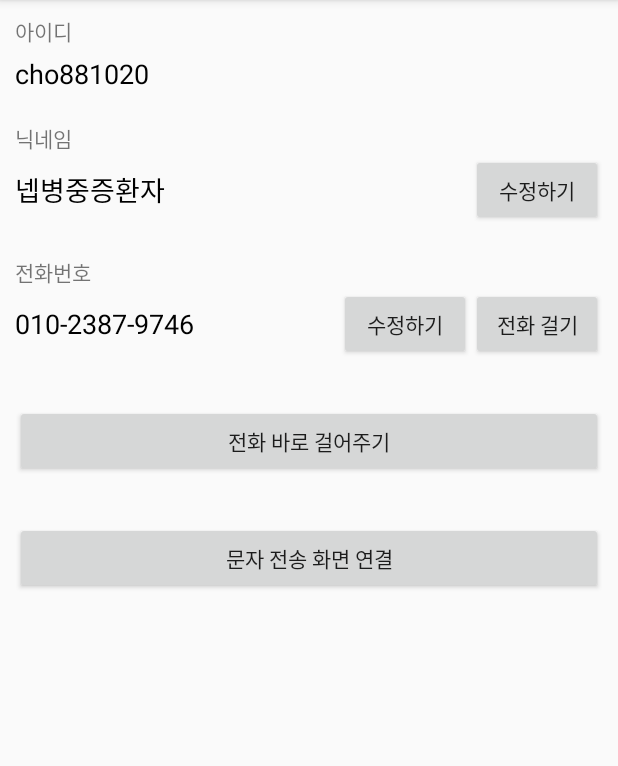
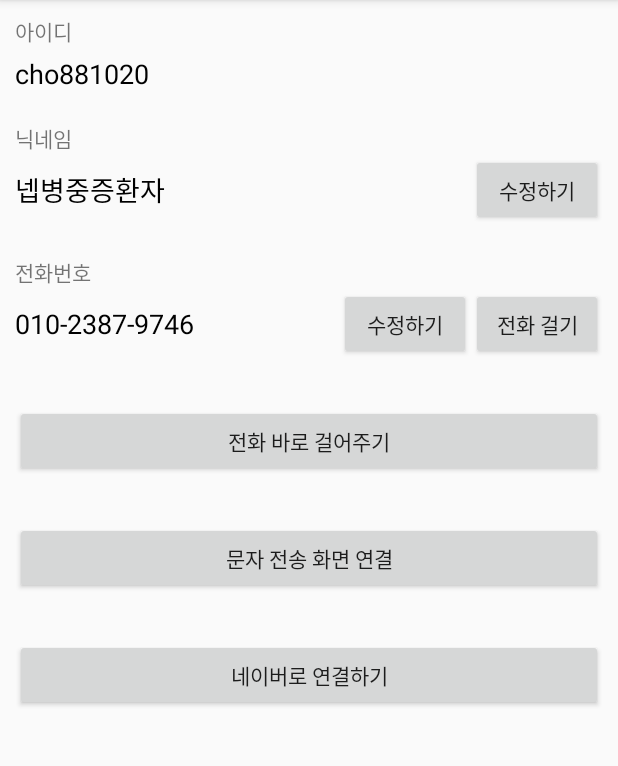
Before and after one commit to cho881020/AndroidBasic03_20200521, an Android app: the screen it shows after launch (MainActivity), on a phone screen of 412 x 824 dp, the part 84-850 px from its top. Run offline under Robolectric (Android 15) with nearby library versions, the phone set to English and light mode, and no system bars; our stand-ins replace data binding.

Commit message:
인터넷 링크 연결 (네이버 예시)

```diff
--- a/app/src/main/java/kr/co/tjoeun/androidbasic03_20200521/MainActivity.java
+++ b/app/src/main/java/kr/co/tjoeun/androidbasic03_20200521/MainActivity.java
@@ -29,6 +29,19 @@ public class MainActivity extends BaseActivity {
 
     @Override
     public void setupEvents() {
+
+        binding.webLinkBtn.setOnClickListener(new View.OnClickListener() {
+            @Override
+            public void onClick(View v) {
+
+                String naverLinkUrl = "http://naver.com";
+
+                Uri myUri = Uri.parse(naverLinkUrl);
+                Intent myIntent = new Intent(Intent.ACTION_VIEW, myUri);
+                startActivity(myIntent);
+
+            }
+        });
 
         binding.smsBtn.setOnClickListener(new View.OnClickListener() {
             @Override
--- a/app/src/main/res/layout/activity_main.xml
+++ b/app/src/main/res/layout/activity_main.xml
@@ -117,5 +117,13 @@
             android:layout_marginTop="30dp"
             android:text="문자 전송 화면 연결"/>
 
+        <Button
+            android:id="@+id/webLinkBtn"
+            android:layout_width="match_parent"
+            android:layout_height="wrap_content"
+            android:layout_marginTop="30dp"
+            android:text="네이버로 연결하기"/>
+
+
     </LinearLayout>
 </layout>
```
